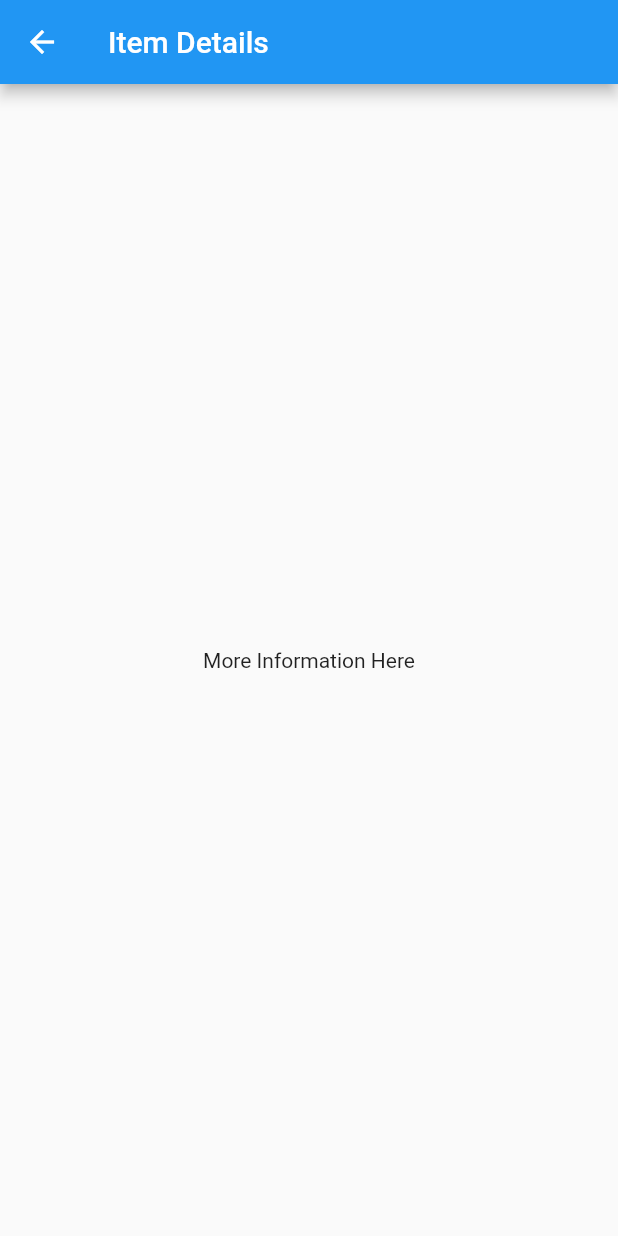
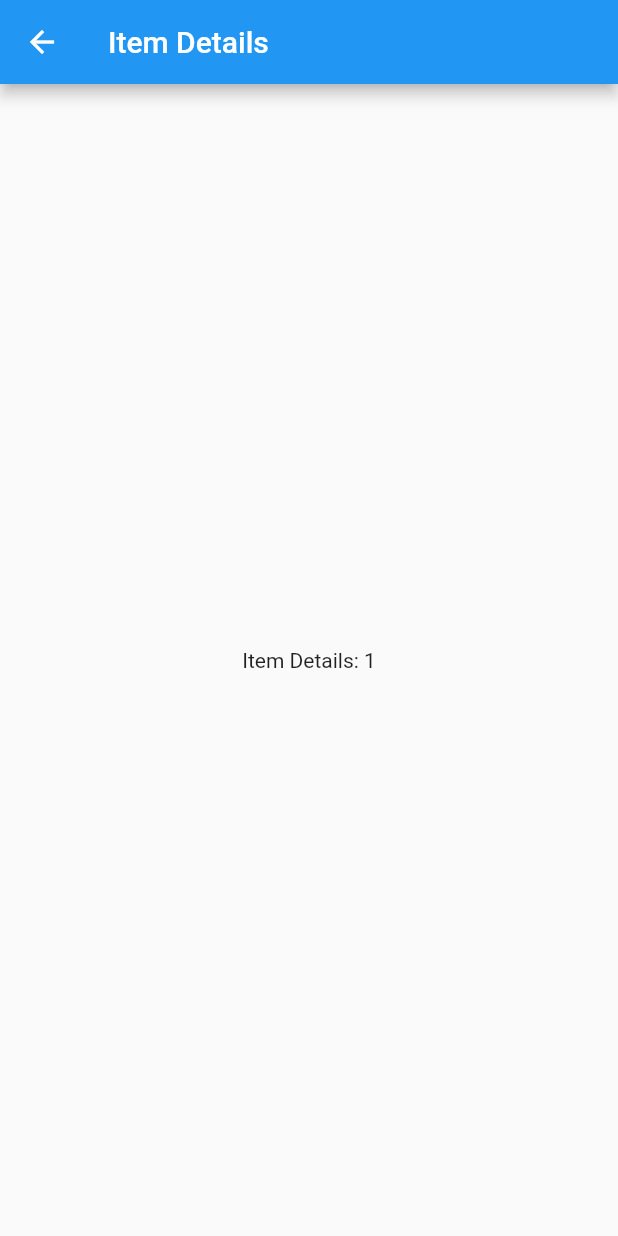
Before and after one commit to ymdkit/flutter-sandbox, a Flutter app: the screen it shows after launch, after a tap on an icon or button, on a phone screen of 412 x 824 dp. Run offline on Flutter 3.47's test engine with Material 2 defaults, Android fonts, the phone set to English and light mode, and no system bars; our stand-ins replace hooks_riverpod; generated files the repository leaves out were written again.

```diff
--- a/lib/main.dart
+++ b/lib/main.dart
@@ -1,4 +1,5 @@
 import 'package:flutter/material.dart';
+import 'package:hooks_riverpod/hooks_riverpod.dart';
 
 import 'src/app.dart';
 import 'src/settings/settings_controller.dart';
@@ -9,5 +10,9 @@ void main() async {
 
   await settingsController.loadSettings();
 
-  runApp(MyApp(settingsController: settingsController));
+  runApp(ProviderScope(
+    child: MyApp(
+      settingsController: settingsController,
+    ),
+  ));
 }
--- a/lib/src/sample_feature/sample_item_details_view.dart
+++ b/lib/src/sample_feature/sample_item_details_view.dart
@@ -1,18 +1,30 @@
 import 'package:flutter/material.dart';
+import 'package:hooks_riverpod/hooks_riverpod.dart';
+import 'package:sandbox/src/sample_feature/sample_item_list_view.dart';
 
-class SampleItemDetailsView extends StatelessWidget {
-  const SampleItemDetailsView({Key? key}) : super(key: key);
+class SampleItemDetailsView extends HookConsumerWidget {
+  const SampleItemDetailsView({
+    Key? key,
+  }) : super(key: key);
 
   static const routeName = '/sample_item';
 
+  final int id = 1;
+
   @override
-  Widget build(BuildContext context) {
+  Widget build(BuildContext context, WidgetRef ref) {
+    final futureItemDetails = ref.watch(itemDetailsProvider(id));
+
     return Scaffold(
       appBar: AppBar(
         title: const Text('Item Details'),
       ),
-      body: const Center(
-        child: Text('More Information Here'),
+      body: futureItemDetails.when(
+        data: (itemDetails) => Center(
+          child: Text('Item Details: ${itemDetails.id}'),
+        ),
+        error: (err, stack) => Center(child: Text('Error: $err')),
+        loading: () => const Center(child: CircularProgressIndicator()),
       ),
     );
   }
--- a/lib/src/sample_feature/sample_item_list_view.dart
+++ b/lib/src/sample_feature/sample_item_list_view.dart
@@ -1,21 +1,20 @@
 import 'package:flutter/material.dart';
+import 'package:hooks_riverpod/hooks_riverpod.dart';
 
 import '../settings/settings_view.dart';
 import 'sample_item.dart';
 import 'sample_item_details_view.dart';
 
-class SampleItemListView extends StatelessWidget {
+class SampleItemListView extends HookConsumerWidget {
   const SampleItemListView({
     Key? key,
-    this.items = const [SampleItem(1), SampleItem(2), SampleItem(3)],
   }) : super(key: key);
 
   static const routeName = '/';
 
-  final List<SampleItem> items;
-
   @override
-  Widget build(BuildContext context) {
+  Widget build(BuildContext context, WidgetRef ref) {
+    final futureItems = ref.watch(itemsProvider);
     return Scaffold(
         appBar: AppBar(
           title: const Text('Sample Items'),
@@ -28,8 +27,8 @@ class SampleItemListView extends StatelessWidget {
             ),
           ],
         ),
-
-      body: ListView.builder(
+        body: futureItems.when(
+          data: (items) => ListView.builder(
             restorationId: 'sampleItemListView',
             itemCount: items.length,
             itemBuilder: (BuildContext context, int index) {
@@ -38,17 +37,34 @@ class SampleItemListView extends StatelessWidget {
               return ListTile(
                   title: Text('SampleItem ${item.id}'),
                   leading: const CircleAvatar(
-              foregroundImage: AssetImage('assets/images/flutter_logo.png'),
+                    foregroundImage:
+                        AssetImage('assets/images/flutter_logo.png'),
                   ),
                   onTap: () {
                     Navigator.restorablePushNamed(
                       context,
                       SampleItemDetailsView.routeName,
                     );
-            }
-          );
+                  });
             },
           ),
-    );
+          error: (err, stack) => Center(child: Text('Error: $err')),
+          loading: () => const Center(child: CircularProgressIndicator()),
+        ));
   }
 }
+
+final itemsProvider = FutureProvider<List<SampleItem>>((ref) async {
+  await Future.delayed(const Duration(seconds: 2));
+  return items;
+});
+
+final itemDetailsProvider = FutureProvider.family<SampleItem, int>((ref, id) async {
+  return items.firstWhere((it) => it.id == id, orElse: () => throw Exception());
+});
+
+const items = [
+  SampleItem(1),
+  SampleItem(2),
+  SampleItem(3),
+];
--- a/pubspec.yaml
+++ b/pubspec.yaml
@@ -12,12 +12,17 @@ environment:
 dependencies:
   flutter:
     sdk: flutter
+  flutter_hooks: ^0.18.5
   flutter_localizations:
     sdk: flutter
+  go_router: ^4.0.0
+  hooks_riverpod: ^2.0.0-dev.9
 
 dev_dependencies:
   flutter_test:
     sdk: flutter
+  build_runner: ^2.1.7
+  freezed: ^2.0.3+1
 
   flutter_lints: ^2.0.0
 
```
Also changed, not shown: pubspec.lock. Lines whose indentation alone changed are shown as unchanged.
